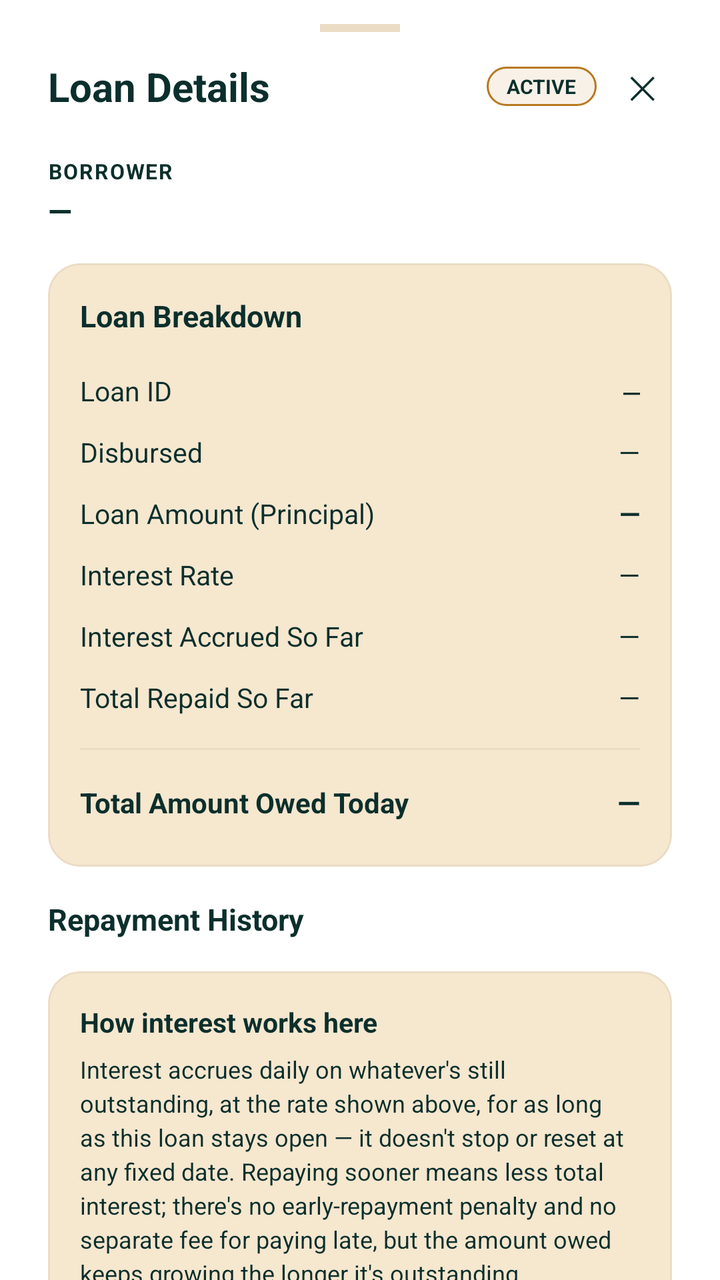
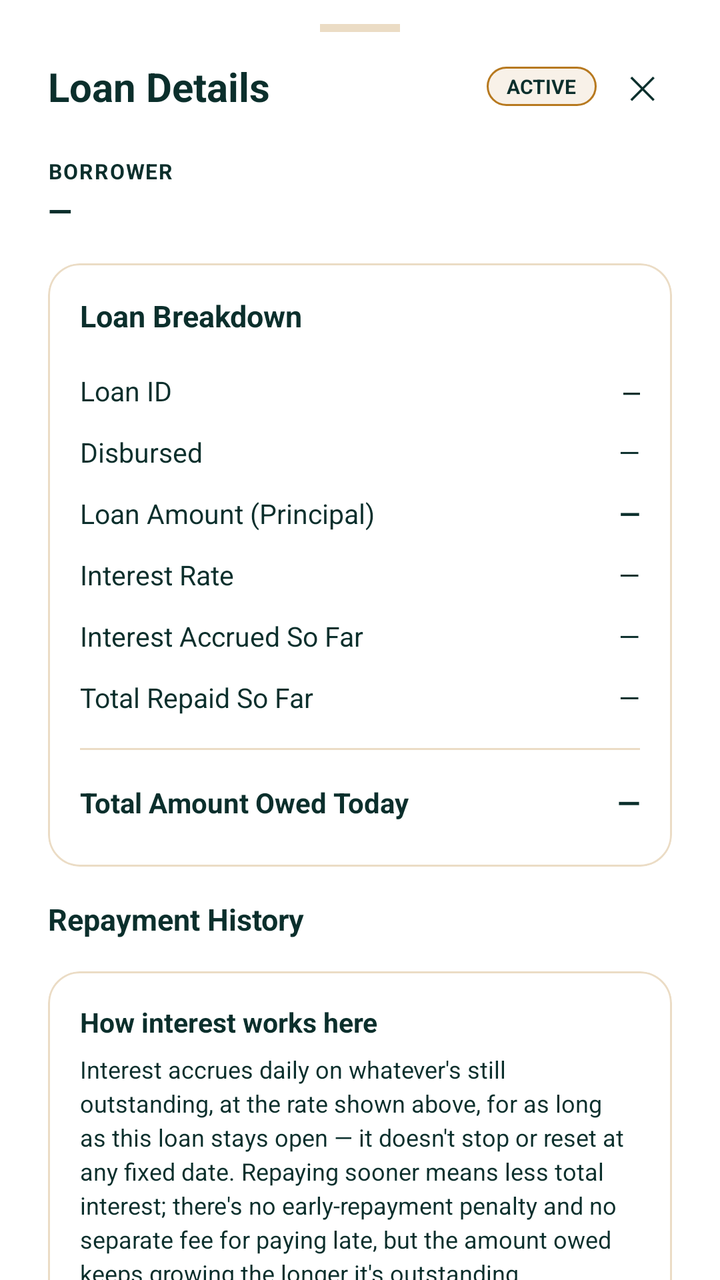

Two renders of the same Android screen: before a commit and after it. Below are the layout's source before the change and the commit's diff.
<!-- AndroidManifest.xml: application theme AppTheme -->
<!-- res/layout/bottom_sheet_loan_detail.xml -->
<LinearLayout
	xmlns:android="http://schemas.android.com/apk/res/android"
	xmlns:app="http://schemas.android.com/apk/res-auto"
	xmlns:tools="http://schemas.android.com/tools"
	android:id="@+id/sheet_loan_detail_root"
	android:layout_width="match_parent"
	android:layout_height="wrap_content"
	android:orientation="vertical"
	android:background="?attr/colorSurface">
	<LinearLayout
		android:id="@+id/linear10"
		android:layout_width="match_parent"
		android:layout_height="wrap_content"
		android:paddingTop="12dp"
		android:paddingBottom="8dp"
		android:background="?attr/colorSurface"
		android:gravity="center_horizontal">
		<View
			android:id="@+id/view11"
			android:layout_width="40dp"
			android:layout_height="4dp"
			android:background="@color/colorCardStroke" />
	</LinearLayout>
	<LinearLayout
		android:id="@+id/linear13"
		android:layout_width="match_parent"
		android:layout_height="wrap_content"
		android:paddingBottom="16dp"
		android:background="?attr/colorSurface"
		android:gravity="center_vertical"
		android:orientation="horizontal"
		android:paddingHorizontal="24dp">
		<TextView
			android:id="@+id/textview13"
			android:layout_width="0dp"
			android:layout_height="wrap_content"
			android:text="Loan Details"
			android:textSize="20sp"
			android:textStyle="bold"
			android:layout_weight="1"
			android:focusable="false" />
		<TextView
			android:id="@+id/tv_loan_detail_status"
			android:layout_width="wrap_content"
			android:layout_height="wrap_content"
			android:paddingTop="3dp"
			android:paddingBottom="3dp"
			android:background="@drawable/bg_chip_pending"
			android:text="ACTIVE"
			android:textSize="10sp"
			android:textStyle="bold"
			android:paddingStart="10dp"
			android:paddingEnd="10dp"
			android:focusable="false" />
		<TextView
			android:id="@+id/btn_loan_detail_close"
			android:layout_width="wrap_content"
			android:layout_height="wrap_content"
			android:padding="8dp"
			android:text="✕"
			android:textSize="16sp"
			android:focusable="false"
			android:layout_marginStart="8dp" />
	</LinearLayout>
	<androidx.core.widget.NestedScrollView
		android:id="@+id/vscroll2"
		android:layout_width="match_parent"
		android:layout_height="0dp"
		android:layout_weight="1"
		android:fillViewport="true"
		android:overScrollMode="never"
		android:clipToPadding="false">
		<LinearLayout
			android:id="@+id/linear14"
			android:layout_width="match_parent"
			android:layout_height="wrap_content"
			android:paddingBottom="24dp"
			android:orientation="vertical"
			android:paddingHorizontal="24dp">
			<TextView
				android:id="@+id/textview14"
				android:layout_width="wrap_content"
				android:layout_height="wrap_content"
				android:text="BORROWER"
				android:textStyle="bold"
				android:textSize="10.5sp"
				android:letterSpacing="0.06"
				android:focusable="false" />
			<TextView
				android:id="@+id/tv_loan_detail_borrower"
				android:layout_width="wrap_content"
				android:layout_height="wrap_content"
				android:layout_marginTop="2dp"
				android:layout_marginBottom="16dp"
				android:text="—"
				android:textStyle="bold"
				android:textSize="15.5sp"
				android:focusable="false" />
			<com.google.android.material.card.MaterialCardView
				android:id="@+id/cardview3"
				android:layout_width="match_parent"
				android:layout_height="wrap_content"
				android:layout_marginBottom="16dp"
				app:cardBackgroundColor="@color/colorSurfaceRaised"
				app:cardCornerRadius="16dp"
				app:cardElevation="0dp"
				app:strokeWidth="1dp"
				app:strokeColor="@color/colorCardStroke">
				<LinearLayout
					android:id="@+id/linear15"
					android:layout_width="match_parent"
					android:layout_height="wrap_content"
					android:padding="16dp"
					android:orientation="vertical">
					<TextView
						android:id="@+id/textview15"
						android:layout_width="match_parent"
						android:layout_height="wrap_content"
						android:layout_marginBottom="12dp"
						android:text="Loan Breakdown"
						android:textSize="15sp"
						android:textStyle="bold"
						android:focusable="false" />
					<LinearLayout
						android:id="@+id/linear16"
						android:layout_width="match_parent"
						android:layout_height="wrap_content"
						android:gravity="center_vertical"
						android:orientation="horizontal"
						android:paddingVertical="6dp">
						<TextView
							android:id="@+id/textview16"
							android:layout_width="0dp"
							android:layout_height="wrap_content"
							android:text="Loan ID"
							android:layout_weight="1"
							android:textSize="13.5sp"
							android:focusable="false" />
						<TextView
							android:id="@+id/tv_loan_detail_id"
							android:layout_width="wrap_content"
							android:layout_height="wrap_content"
							android:text="—"
							android:textSize="13.5sp"
							android:fontFamily="monospace"
							android:focusable="false" />
					</LinearLayout>
					<LinearLayout
						android:id="@+id/linear17"
						android:layout_width="match_parent"
						android:layout_height="wrap_content"
						android:gravity="center_vertical"
						android:orientation="horizontal"
						android:paddingVertical="6dp">
						<TextView
							android:id="@+id/textview17"
							android:layout_width="0dp"
							android:layout_height="wrap_content"
							android:text="Disbursed"
							android:layout_weight="1"
							android:textSize="13.5sp"
							android:focusable="false" />
						<TextView
							android:id="@+id/tv_loan_detail_disbursed"
							android:layout_width="wrap_content"
							android:layout_height="wrap_content"
							android:text="—"
							android:textSize="13.5sp"
							android:focusable="false" />
					</LinearLayout>
					<LinearLayout
						android:id="@+id/linear18"
						android:layout_width="match_parent"
						android:layout_height="wrap_content"
						android:gravity="center_vertical"
						android:orientation="horizontal"
						android:paddingVertical="6dp">
						<TextView
							android:id="@+id/textview18"
							android:layout_width="0dp"
							android:layout_height="wrap_content"
							android:text="Loan Amount (Principal)"
							android:layout_weight="1"
							android:textSize="13.5sp"
							android:focusable="false" />
						<TextView
							android:id="@+id/tv_loan_detail_principal"
							android:layout_width="wrap_content"
							android:layout_height="wrap_content"
							android:text="—"
							android:textStyle="bold"
							android:textSize="13.5sp"
							android:focusable="false" />
					</LinearLayout>
					<LinearLayout
						android:id="@+id/linear19"
						android:layout_width="match_parent"
						android:layout_height="wrap_content"
						android:gravity="center_vertical"
						android:orientation="horizontal"
						android:paddingVertical="6dp">
						<TextView
							android:id="@+id/textview19"
							android:layout_width="0dp"
							android:layout_height="wrap_content"
							android:text="Interest Rate"
							android:layout_weight="1"
							android:textSize="13.5sp"
							android:focusable="false" />
						<TextView
							android:id="@+id/tv_loan_detail_rate"
							android:layout_width="wrap_content"
							android:layout_height="wrap_content"
							android:text="—"
							android:textSize="13.5sp"
							android:focusable="false" />
					</LinearLayout>
					<LinearLayout
						android:id="@+id/linear20"
						android:layout_width="match_parent"
						android:layout_height="wrap_content"
						android:gravity="center_vertical"
						android:orientation="horizontal"
						android:paddingVertical="6dp">
						<TextView
							android:id="@+id/textview20"
							android:layout_width="0dp"
							android:layout_height="wrap_content"
							android:text="Interest Accrued So Far"
							android:layout_weight="1"
							android:textSize="13.5sp"
							android:focusable="false" />
						<TextView
							android:id="@+id/tv_loan_detail_interest_accrued"
							android:layout_width="wrap_content"
							android:layout_height="wrap_content"
							android:text="—"
							android:textSize="13.5sp"
							android:focusable="false" />
					</LinearLayout>
					<LinearLayout
						android:id="@+id/linear21"
						android:layout_width="match_parent"
						android:layout_height="wrap_content"
						android:gravity="center_vertical"
						android:orientation="horizontal"
						android:paddingVertical="6dp">
						<TextView
							android:id="@+id/textview21"
							android:layout_width="0dp"
							android:layout_height="wrap_content"
							android:text="Total Repaid So Far"
							android:layout_weight="1"
							android:textSize="13.5sp"
							android:focusable="false" />
						<TextView
							android:id="@+id/tv_loan_detail_repaid"
							android:layout_width="wrap_content"
							android:layout_height="wrap_content"
							android:text="—"
							android:textSize="13.5sp"
							android:focusable="false" />
					</LinearLayout>
					<View
						android:id="@+id/view22"
						android:layout_width="match_parent"
						android:layout_height="1dp"
						android:background="@color/colorDivider"
						android:layout_marginVertical="10dp" />
					<LinearLayout
						android:id="@+id/linear23"
						android:layout_width="match_parent"
						android:layout_height="wrap_content"
						android:gravity="center_vertical"
						android:orientation="horizontal"
						android:paddingVertical="6dp">
						<TextView
							android:id="@+id/textview22"
							android:layout_width="0dp"
							android:layout_height="wrap_content"
							android:text="Total Amount Owed Today"
							android:textSize="14sp"
							android:textStyle="bold"
							android:layout_weight="1"
							android:focusable="false" />
						<TextView
							android:id="@+id/tv_loan_detail_total_due"
							android:layout_width="wrap_content"
							android:layout_height="wrap_content"
							android:text="—"
							android:textSize="15sp"
							android:textStyle="bold"
							android:focusable="false" />
					</LinearLayout>
				</LinearLayout>
			</com.google.android.material.card.MaterialCardView>
			<TextView
				android:id="@+id/textview23"
				android:layout_width="wrap_content"
				android:layout_height="wrap_content"
				android:layout_marginBottom="8dp"
				android:text="Repayment History"
				android:textSize="15sp"
				android:textStyle="bold"
				android:focusable="false" />
			<LinearLayout
				android:id="@+id/layout_loan_repayment_history"
				android:layout_width="match_parent"
				android:layout_height="wrap_content"
				android:orientation="vertical" />
			<TextView
				android:id="@+id/tv_loan_no_repayments"
				android:layout_width="match_parent"
				android:layout_height="wrap_content"
				android:layout_marginTop="4dp"
				android:layout_marginBottom="16dp"
				android:text="No repayments recorded yet."
				android:textSize="13.5sp"
				android:visibility="gone"
				android:focusable="false" />
			<com.google.android.material.card.MaterialCardView
				android:id="@+id/cardview4"
				android:layout_width="match_parent"
				android:layout_height="wrap_content"
				android:layout_marginTop="8dp"
				app:cardBackgroundColor="@color/colorSurfaceRaised"
				app:cardCornerRadius="16dp"
				app:cardElevation="0dp"
				app:strokeWidth="1dp"
				app:strokeColor="@color/colorCardStroke">
				<LinearLayout
					android:id="@+id/linear24"
					android:layout_width="match_parent"
					android:layout_height="wrap_content"
					android:padding="16dp"
					android:orientation="vertical">
					<TextView
						android:id="@+id/textview24"
						android:layout_width="match_parent"
						android:layout_height="wrap_content"
						android:layout_marginBottom="6dp"
						android:text="How interest works here"
						android:textStyle="bold"
						android:textSize="13.5sp"
						android:focusable="false" />
					<TextView
						android:id="@+id/tv_loan_detail_explainer"
						android:layout_width="match_parent"
						android:layout_height="wrap_content"
						android:text="Interest accrues daily on whatever's still outstanding, at the rate shown above, for as long as this loan stays open — it doesn't stop or reset at any fixed date. Repaying sooner means less total interest; there's no early-repayment penalty and no separate fee for paying late, but the amount owed keeps growing the longer it's outstanding."
						android:textSize="12sp"
						android:lineSpacingExtra="3dp"
						android:focusable="false" />
				</LinearLayout>
			</com.google.android.material.card.MaterialCardView>
		</LinearLayout>
	</androidx.core.widget.NestedScrollView>
</LinearLayout>
<!-- resources referenced by this layout -->
<resources>
  <color name="colorCardStroke">#EBDCC5</color>
  <color name="colorDivider">#EBDCC5</color>
  <color name="colorSurfaceRaised">#F6E7CF</color>
  <!-- drawable bg_chip_pending (drawable) -->
  <?xml version="1.0" encoding="utf-8"?>
  <shape xmlns:android="http://schemas.android.com/apk/res/android" android:shape="rectangle">
  	<solid android:color="@color/colorWarningSoft" />
  	<corners android:radius="20dp" />
  	<stroke android:width="1dp" android:color="@color/colorWarning" />
  </shape>
  <color name="colorWarningSoft">#1AB7791F</color>
  <color name="colorWarning">#B7791F</color>
  <style name="HarvanaPopupMenu" parent="Widget.MaterialComponents.PopupMenu">
          <item name="android:popupBackground">@drawable/bg_popup_menu</item>
          <item name="android:popupElevation">10dp</item>
      </style>
  <style name="HarvanaSpinner" parent="Widget.AppCompat.Spinner">
          <item name="android:popupBackground">@color/colorSurface</item>
          <item name="android:dropDownSelector">@color/colorAccentRipple</item>
      </style>
  <!-- drawable ic_nav_back (drawable) -->
  <?xml version="1.0" encoding="utf-8"?>
  <vector xmlns:android="http://schemas.android.com/apk/res/android"
      android:width="24dp" android:height="24dp" android:viewportWidth="24" android:viewportHeight="24"
      android:autoMirrored="true"
      android:tint="?attr/colorControlNormal">
      <path android:fillColor="#FFFFFFFF" android:pathData="M20,11H7.83l5.59,-5.59L12,4l-8,8 8,8 1.41,-1.41L7.83,13H20v-2z" />
  </vector>
  <style name="HarvanaTextView" parent="android:Widget.TextView">
          <item name="android:textColor">@color/colorTextPrimary</item>
      </style>
  <color name="colorBackground">#FFF8EE</color>
  <color name="colorTextPrimary">#0B2F2C</color>
  <color name="colorAccent">#0B5F57</color>
  <color name="colorTextOnAccent">#FFFFFF</color>
  <color name="colorAccentDark">#084A44</color>
  <color name="colorError">#C8443F</color>
  <color name="colorTextPrimaryWhite">#FFFFFF</color>
  <color name="colorControlNormal">#587570</color>
  <color name="colorAccentRipple">#1A0B5F57</color>
  <color name="colorAccentStroke">#330B5F57</color>
  <color name="colorAccentStrong">#053D3A</color>
  <color name="colorSurface">#FFFFFF</color>
  <color name="colorTextSecondary">#3F5F5A</color>
  <color name="colorTextTertiary">#587570</color>
  <!-- drawable bg_popup_menu (drawable) -->
  <?xml version="1.0" encoding="utf-8"?>
  <shape xmlns:android="http://schemas.android.com/apk/res/android" android:shape="rectangle">
      <solid android:color="@color/colorPopupSurface" />
      <stroke android:width="1dp" android:color="@color/colorCardStroke" />
      <corners android:radius="14dp" />
  </shape>
  <style name="HarvanaDialogButton" parent="Widget.MaterialComponents.Button.TextButton.Dialog">
          <item name="android:textColor">@color/colorAccent</item>
          <item name="android:minHeight">48dp</item>
      </style>
  <style name="HarvanaBottomSheetStyle" parent="Widget.MaterialComponents.BottomSheet.Modal">
          <item name="backgroundTint">?attr/colorSurface</item>
          <item name="shapeAppearanceOverlay">@style/HarvanaBottomSheetShape</item>
      </style>
  <color name="colorPopupSurface">#F6E9D2</color>
  <style name="HarvanaBottomSheetShape" parent="">
          <item name="cornerFamily">rounded</item>
          <item name="cornerSizeTopLeft">20dp</item>
          <item name="cornerSizeTopRight">20dp</item>
          <item name="cornerSizeBottomLeft">0dp</item>
          <item name="cornerSizeBottomRight">0dp</item>
      </style>
  <!-- unchanged entries left out for length: 5 -->
</resources>

<!-- the commit's change to res/layout/bottom_sheet_loan_detail.xml (unified diff, before → after) -->
@@ -101,7 +101,7 @@
 				android:layout_width="match_parent"
 				android:layout_height="wrap_content"
 				android:layout_marginBottom="16dp"
-				app:cardBackgroundColor="@color/colorSurfaceRaised"
+				app:cardBackgroundColor="@color/colorSurface"
 				app:cardCornerRadius="16dp"
 				app:cardElevation="0dp"
 				app:strokeWidth="1dp"
@@ -323,7 +323,7 @@
 				android:layout_width="match_parent"
 				android:layout_height="wrap_content"
 				android:layout_marginTop="8dp"
-				app:cardBackgroundColor="@color/colorSurfaceRaised"
+				app:cardBackgroundColor="@color/colorSurface"
 				app:cardCornerRadius="16dp"
 				app:cardElevation="0dp"
 				app:strokeWidth="1dp"
<!-- resource entries referenced after the edit -->
@@ -1,8 +1,7 @@
 <!-- resources referenced by this layout -->
 <resources>
   <color name="colorCardStroke">#EBDCC5</color>
-  <color name="colorDivider">#EBDCC5</color>
-  <color name="colorSurfaceRaised">#F6E7CF</color>
+  <color name="colorDivider">@color/colorCardStroke</color>
   <!-- drawable bg_chip_pending (drawable) -->
   <?xml version="1.0" encoding="utf-8"?>
   <shape xmlns:android="http://schemas.android.com/apk/res/android" android:shape="rectangle">
@@ -60,7 +59,7 @@
           <item name="backgroundTint">?attr/colorSurface</item>
           <item name="shapeAppearanceOverlay">@style/HarvanaBottomSheetShape</item>
       </style>
-  <color name="colorPopupSurface">#F6E9D2</color>
+  <color name="colorPopupSurface">@color/colorSurface</color>
   <style name="HarvanaBottomSheetShape" parent="">
           <item name="cornerFamily">rounded</item>
           <item name="cornerSizeTopLeft">20dp</item>
